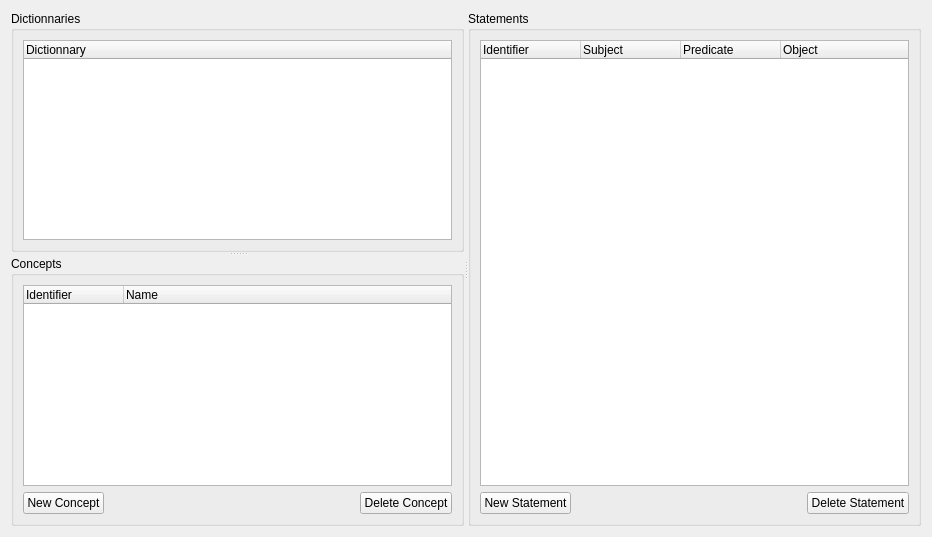
The window that kgalileicenter/kviewdicts.ui (pfrancq/galilei) describes before a commit, drawn with Qt 5.
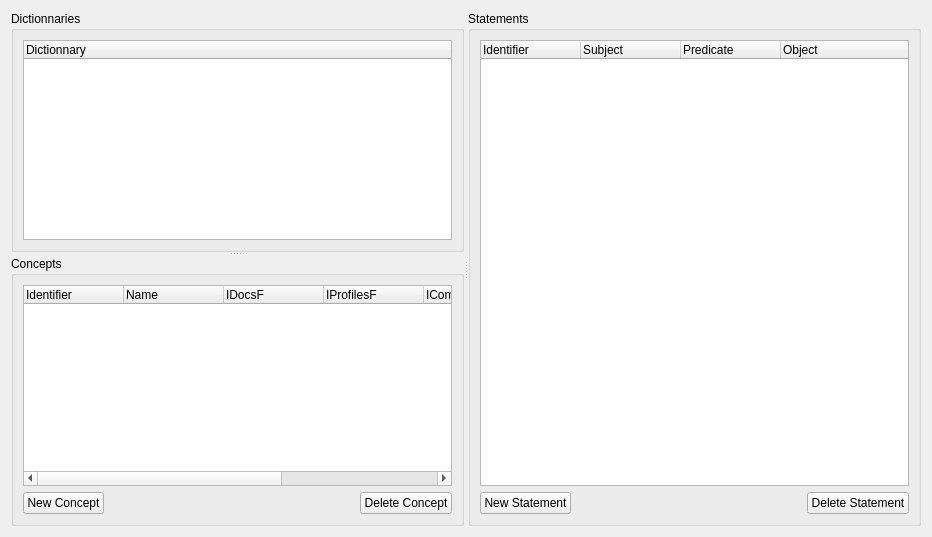
The same window after the commit.

Diff of the .ui file:
```diff
--- a/kgalileicenter/kviewdicts.ui
+++ b/kgalileicenter/kviewdicts.ui
@@ -62,6 +62,31 @@
             <string>Name</string>
            </property>
           </column>
+          <column>
+           <property name="text">
+            <string>IDocsF</string>
+           </property>
+          </column>
+          <column>
+           <property name="text">
+            <string>IProfilesF</string>
+           </property>
+          </column>
+          <column>
+           <property name="text">
+            <string>IComF</string>
+           </property>
+          </column>
+          <column>
+           <property name="text">
+            <string>ITopicsF</string>
+           </property>
+          </column>
+          <column>
+           <property name="text">
+            <string>IClassesF</string>
+           </property>
+          </column>
          </widget>
         </item>
         <item>
```
